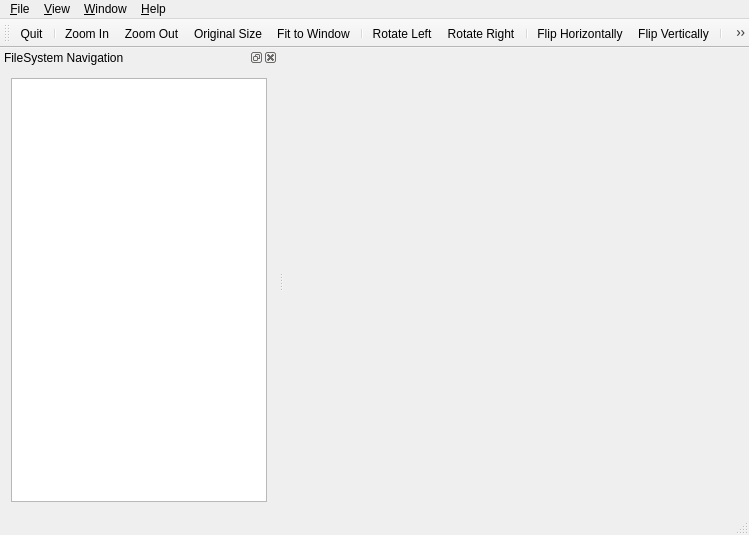
Old version of the form src/ui/forms/MainWindow.ui in the repository vookimedlo/vooki-image-viewer.
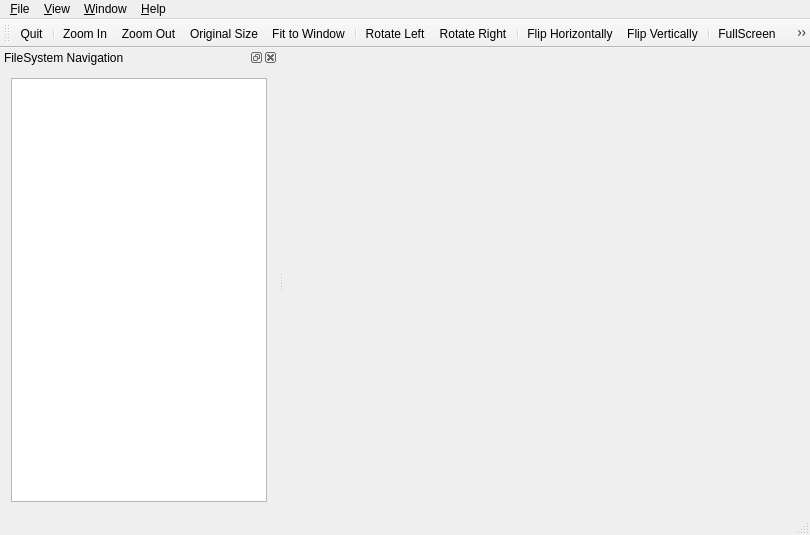
New version of the form. Icons and pictures are not drawn. Custom widgets are drawn as their Qt base class.

The edit to the form file:
```diff
--- a/src/ui/forms/MainWindow.ui
+++ b/src/ui/forms/MainWindow.ui
@@ -7,7 +7,7 @@
    <rect>
     <x>0</x>
     <y>0</y>
-    <width>749</width>
+    <width>810</width>
     <height>535</height>
    </rect>
   </property>
@@ -35,7 +35,7 @@
     <rect>
      <x>0</x>
      <y>0</y>
-     <width>749</width>
+     <width>810</width>
      <height>22</height>
     </rect>
    </property>
```
Left out of the diff: 43 changed lines with no effect on the pictures.
